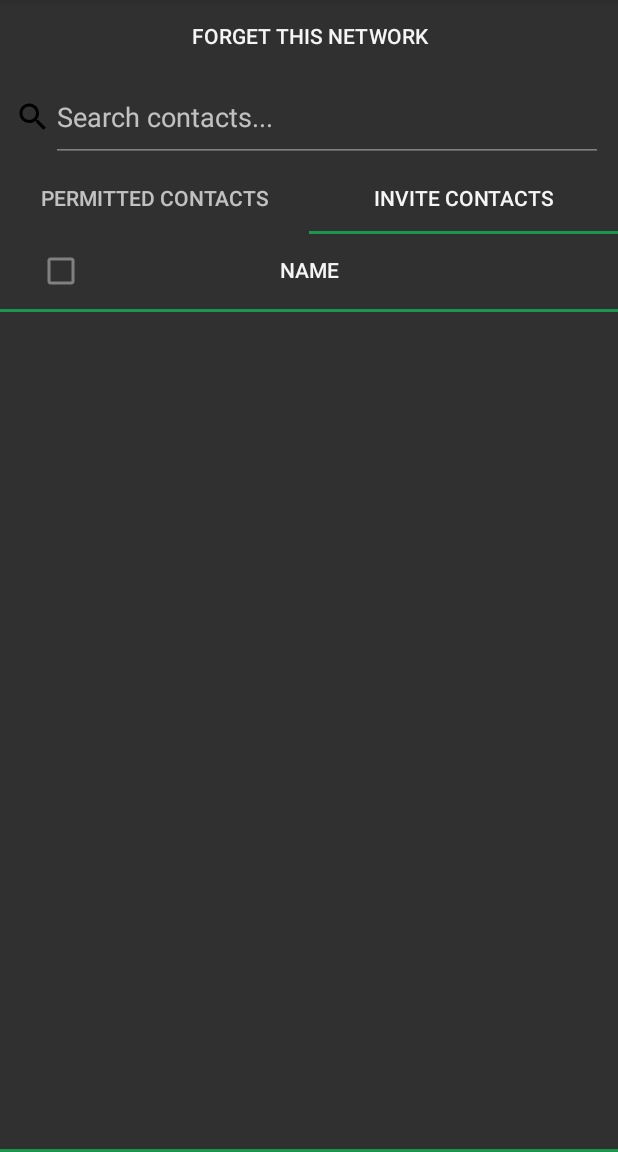
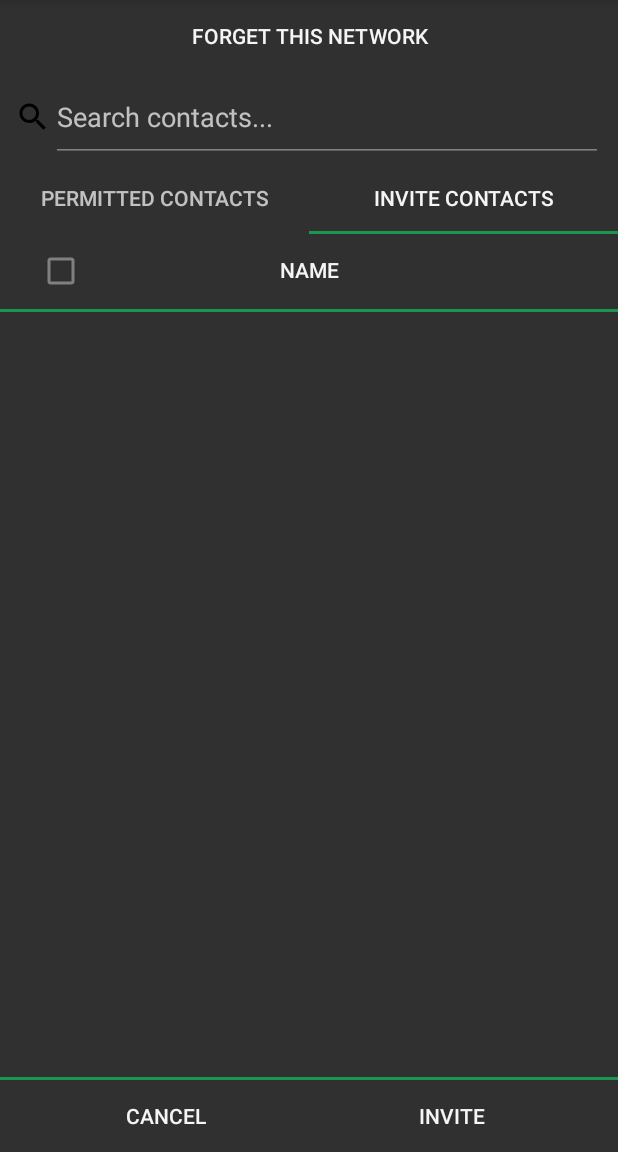
Before and after one commit to Pratted/wifi_project, an Android app: the NetworkActivity screen opened directly, with no data from a screen before it, tab 2 chosen, on a phone screen of 412 x 824 dp, the part 84-1236 px from its top. Run offline under Robolectric (Android 15) with nearby library versions, the phone set to English and light mode, and no system bars; libraries missing offline, so code that uses them is left out: com.afollestad.materialdialogs, net.cachapa.expandablelayout, ru.rambler.libs; network calls fail; 1 statement that could not run was skipped.

Commit message:
Added dummy buttons

```diff
--- a/client/app/src/main/java/com/example/eric/wishare/NetworkActivity.java
+++ b/client/app/src/main/java/com/example/eric/wishare/NetworkActivity.java
@@ -68,7 +68,7 @@ public class NetworkActivity extends AppCompatActivity {
         mContactList = WiContactList.getInstance(this);
 
         mPermittedContactsView = new WiPermittedContactsView(this, mLhs, mRhs, mConfig);
-        mInvitableContactsView = new WiInvitableContactsView(this, mLhs, mRhs, mConfig);
+        mInvitableContactsView = new WiInvitableContactsView(this, mConfig);
 
         for(WiContact contact: mContactList.getWiContacts().values()){
             if(contact.hasAccessTo(mConfig.SSID)){
--- a/client/app/src/main/java/com/example/eric/wishare/view/WiInvitableContactsView.java
+++ b/client/app/src/main/java/com/example/eric/wishare/view/WiInvitableContactsView.java
@@ -42,19 +42,16 @@ public class WiInvitableContactsView extends LinearLayout {
 
     private CheckBox mHeaderSelectAll;
     private Button mHeaderName;
-    private Button mBtnLhs;
-    private Button mBtnRhs;
+    private Button mButtonCancel;
+    private Button mButtonInviteSelected;
 
     private boolean mAscendingName;
 
     private WiConfiguration mWiConfiguration;
 
-    public WiInvitableContactsView(Context context, Button left, Button right, WiConfiguration config) {
+    public WiInvitableContactsView(Context context, WiConfiguration config) {
         super(context);
         mWiConfiguration = config;
-
-        mBtnLhs = left;
-        mBtnRhs = right;
 
         init();
     }
@@ -73,30 +70,14 @@ public class WiInvitableContactsView extends LinearLayout {
         mHeaderSelectAll = findViewById(R.id.cb_select_all);
         mHeaderName = findViewById(R.id.btn_name);
 
-        mHeaderSelectAll.setOnCheckedChangeListener(onSelectAll());
-        mHeaderName.setOnClickListener(sortName());
-    }
+        mButtonCancel = findViewById(R.id.btn_cancel);
+        mButtonInviteSelected = findViewById(R.id.btn_invite_selected);
+        mButtonCancel.setVisibility(View.VISIBLE);
+        mButtonInviteSelected.setVisibility(View.VISIBLE);
 
-    public void display(){
-        mHeaderSelectAll.setVisibility(View.INVISIBLE);
-        setButtonVisibilities(View.INVISIBLE);
-        setCheckBoxVisibilities(View.INVISIBLE);
-
-        mBtnLhs.setText("Done");
-        mBtnRhs.setText("Invite");
-
-        mBtnLhs.setOnClickListener(new OnClickListener() {
-            @Override
-            public void onClick(View v) {
-                setCheckBoxVisibilities(GONE);
-                setButtonVisibilities(GONE);
-            }
-        });
-    }
-
-    private void setButtonVisibilities(int visibility){
-        mBtnLhs.setVisibility(visibility);
-        mBtnRhs.setVisibility(visibility);
+        mHeaderSelectAll.setOnCheckedChangeListener(SelectAll);
+        mHeaderName.setOnClickListener(SortName);
+        mButtonCancel.setOnClickListener(Cancel);
     }
 
     public void add(WiContact contact){
@@ -112,25 +93,28 @@ public class WiInvitableContactsView extends LinearLayout {
         }
     }
 
-    private CompoundButton.OnCheckedChangeListener onSelectAll(){
-        return new CompoundButton.OnCheckedChangeListener() {
+    private CompoundButton.OnCheckedChangeListener SelectAll = new CompoundButton.OnCheckedChangeListener() {
         @Override
-            public void onCheckedChanged(CompoundButton buttonView, boolean isChecked) {
+        public void onCheckedChanged(CompoundButton compoundButton, boolean isChecked) {
             for(WiInvitableContactListItem child: mInvitableContacts){
                 child.mCheckBox.setChecked(isChecked);
             }
         }
     };
-    }
 
-    private View.OnClickListener sortName(){
-        return new OnClickListener() {
+    private View.OnClickListener SortName = new View.OnClickListener(){
         @Override
-            public void onClick(View v) {
+        public void onClick(View view) {
             sortName(mAscendingName);
         }
     };
+
+    private View.OnClickListener Cancel = new View.OnClickListener(){
+        @Override
+        public void onClick(View view) {
+            setCheckBoxVisibilities(INVISIBLE);
         }
+    };
 
     public void sortName(final boolean ascending){
         if (Build.VERSION.SDK_INT >= Build.VERSION_CODES.N) {
@@ -152,6 +136,8 @@ public class WiInvitableContactsView extends LinearLayout {
     }
 
     public void setCheckBoxVisibilities(int visibility){
+        mButtonInviteSelected.setVisibility(visibility);
+        mButtonCancel.setVisibility(visibility);
         mHeaderSelectAll.setVisibility(visibility);
         mHeaderSelectAll.setChecked(false);
 
@@ -218,7 +204,7 @@ public class WiInvitableContactsView extends LinearLayout {
             mSwipeLayout.setRightSwipeEnabled(false);
             mCheckBox.setVisibility(GONE);
 
-            mName.setOnClickListener(ExpandOrCollapse);
+            //mName.setOnClickListener(ExpandOrCollapse);
             mName.setOnLongClickListener(DisplayCheckBoxes);
             mInvite.setOnClickListener(DisplayInvitationDialog);
             mVisitProfile.setOnClickListener(StartContactActivity);
@@ -345,7 +331,6 @@ public class WiInvitableContactsView extends LinearLayout {
                     vibe.vibrate(40);
 
                     setCheckBoxVisibilities(VISIBLE);
-                    setButtonVisibilities(VISIBLE);
 
                     return false;
                 }
--- a/client/app/src/main/java/com/example/eric/wishare/view/WiPermittedContactsView.java
+++ b/client/app/src/main/java/com/example/eric/wishare/view/WiPermittedContactsView.java
@@ -5,6 +5,7 @@ import android.content.Intent;
 import android.os.Build;
 import android.os.Vibrator;
 import android.support.annotation.NonNull;
+import android.support.constraint.ConstraintLayout;
 import android.util.Log;
 import android.view.View;
 import android.widget.Button;
@@ -54,7 +55,7 @@ public class WiPermittedContactsView extends LinearLayout {
     private WiConfiguration mNetwork;
 
     private LinearLayout mItems;
-    private LinearLayout mLinearLayout;
+    private ConstraintLayout mLinearLayout;
     private LinearLayout mLinearLayoutEmpty;
     private CheckBox mCheckboxSelectAll;
 
--- a/client/app/src/main/res/layout/activity_network.xml
+++ b/client/app/src/main/res/layout/activity_network.xml
@@ -6,6 +6,7 @@
     android:layout_width="match_parent"
     android:layout_height="match_parent"
     android:orientation="vertical"
+    android:fitsSystemWindows="true"
     tools:context=".NetworkActivity">
 
     <android.support.v7.widget.Toolbar
@@ -86,7 +87,6 @@
 
             <com.example.eric.wishare.view.WiTabbedScrollViewPager
                 app:layout_constraintTop_toBottomOf="@id/tab_layout"
-                app:layout_constraintBottom_toTopOf="@+id/layout"
                 app:layout_constraintLeft_toLeftOf="parent"
                 app:layout_constraintRight_toRightOf="parent"
                 android:id="@+id/view_pager"
@@ -96,13 +96,6 @@
 
             </com.example.eric.wishare.view.WiTabbedScrollViewPager>
 
-            <View
-                app:layout_constraintTop_toBottomOf="@id/view_pager"
-                android:id="@+id/bottom_border"
-                android:layout_width="match_parent"
-                android:layout_height="2dp"
-                android:background="@color/themeGreen"/>
-
         </android.support.constraint.ConstraintLayout>
     </LinearLayout>
 </LinearLayout>
--- a/client/app/src/main/res/layout/layout_invitable_contacts.xml
+++ b/client/app/src/main/res/layout/layout_invitable_contacts.xml
@@ -3,6 +3,7 @@
     android:layout_width="match_parent"
     android:layout_height="match_parent"
     xmlns:app="http://schemas.android.com/apk/res-auto"
+    android:fitsSystemWindows="true"
     android:orientation="vertical">
 
     <LinearLayout
@@ -65,12 +66,15 @@
         android:id="@+id/border_top"
         android:background="@color/themeGreen"/>
 
-    <ScrollView
+    <LinearLayout
         app:layout_constraintTop_toBottomOf="@id/border_top"
+        android:id="@+id/scroller"
         app:layout_constraintBottom_toTopOf="@id/bottom_border"
         android:layout_width="match_parent"
-        android:id="@+id/scroller"
         android:layout_height="0dp">
+        <ScrollView
+            android:layout_width="match_parent"
+            android:layout_height="match_parent">
             <LinearLayout
                 android:id="@+id/items"
                 android:layout_width="match_parent"
@@ -78,6 +82,8 @@
                 android:orientation="vertical">
             </LinearLayout>
         </ScrollView>
+
+    </LinearLayout>
 
     <View
         app:layout_constraintTop_toBottomOf="@id/scroller"
@@ -89,10 +95,8 @@
 
     <LinearLayout
         app:layout_constraintTop_toBottomOf="@id/bottom_border"
-        app:layout_constraintBottom_toBottomOf="parent"
+        app:layout_constraintBottom_toBottomOf="@id/bottom_border2"
         android:id="@+id/layout"
-        app:layout_constraintLeft_toLeftOf="parent"
-        app:layout_constraintRight_toRightOf="parent"
         android:layout_marginLeft="16dp"
         android:layout_marginRight="16dp"
         android:layout_width="match_parent"
@@ -112,13 +116,39 @@
 
         <Button
             android:visibility="visible"
-            android:id="@+id/btn_invite_all"
+            android:id="@+id/btn_invite_selected"
             android:layout_weight="1"
             android:layout_width="match_parent"
             android:layout_height="wrap_content"
             style="@drawable/ripple"
             android:background="@drawable/ripple"
-            android:text="Revoke Access"/>
+            android:text="Invite"/>
+    </LinearLayout>
+
+    <LinearLayout
+        app:layout_constraintTop_toBottomOf="@id/layout"
+        app:layout_constraintBottom_toBottomOf="parent"
+        android:id="@+id/bottom_border2"
+        android:layout_marginLeft="16dp"
+        android:layout_marginRight="16dp"
+        android:layout_width="match_parent"
+        android:layout_height="wrap_content"
+        android:layout_gravity="center"
+        android:orientation="horizontal">
+
+        <Button
+            android:visibility="visible"
+            android:layout_weight="1"
+            android:layout_width="match_parent"
+            android:layout_height="wrap_content"
+            android:text=" "/>
+
+        <Button
+            android:visibility="visible"
+            android:layout_weight="1"
+            android:layout_width="match_parent"
+            android:layout_height="wrap_content"
+            android:text=" "/>
     </LinearLayout>
 
 </android.support.constraint.ConstraintLayout>
--- a/client/app/src/main/res/values/styles.xml
+++ b/client/app/src/main/res/values/styles.xml
@@ -45,4 +45,6 @@
         <attr name="label" format="string"/>
     </declare-styleable>
 
+
+
 </resources>
```
Also changed, not shown: client/app/src/main/res/layout/layout_permitted_contacts.xml (+27 -1 lines). Lines whose indentation alone changed are shown as unchanged.
